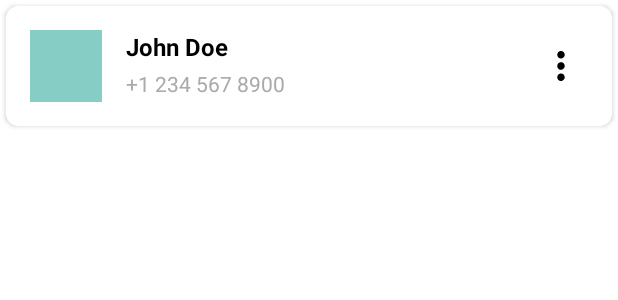
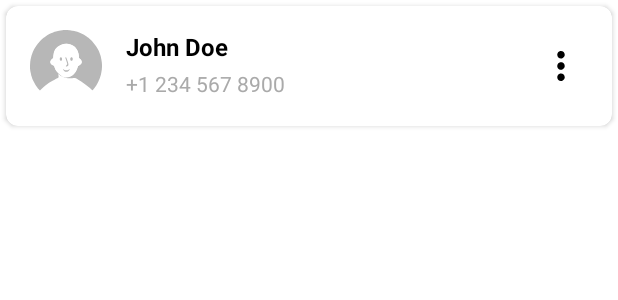
Before and after one commit to ahuamana/prestamistAPP, an Android app: the layout client_item.xml on its own in the app's theme, with its tools: preview values and no code run, on a phone screen of 412 x 824 dp. Shown: the top 300 px of the screen. Run offline under Robolectric (Android 15) with nearby library versions, the phone set to English and light mode, and no system bars.

Commit message:
if applied this will refactorize clients image with avatar

```diff
--- a/app/src/main/res/layout/client_item.xml
+++ b/app/src/main/res/layout/client_item.xml
@@ -20,9 +20,8 @@
             android:id="@+id/client_avatar"
             android:layout_width="48dp"
             android:layout_height="48dp"
-            android:background="@color/primary"
+            android:background="@drawable/ic_avatar_v3"
             android:gravity="center"
-            app:shapeAppearanceOverlay="@style/CircleShape"
             app:layout_constraintStart_toStartOf="parent"
             app:layout_constraintTop_toTopOf="parent"
             app:layout_constraintBottom_toBottomOf="parent"/>
```
